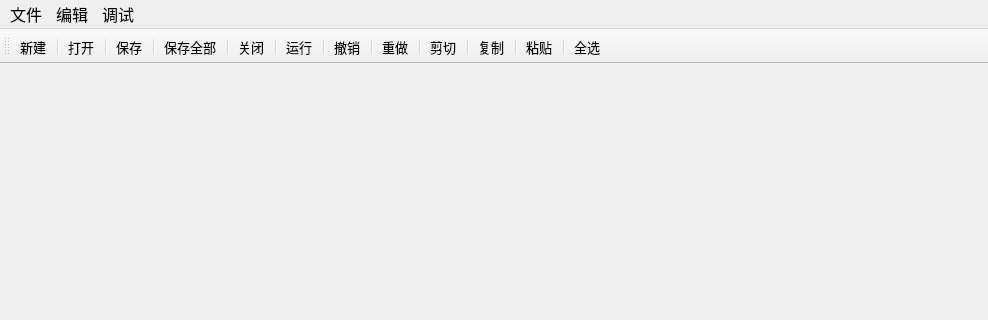
First picture: the form in Horizon.ui, repository XinXingDianDeng-WHU/Horizon, before the edit; both pictures show x 0 to 988 and y 0 to 320 of the 988 by 793 pixel window.
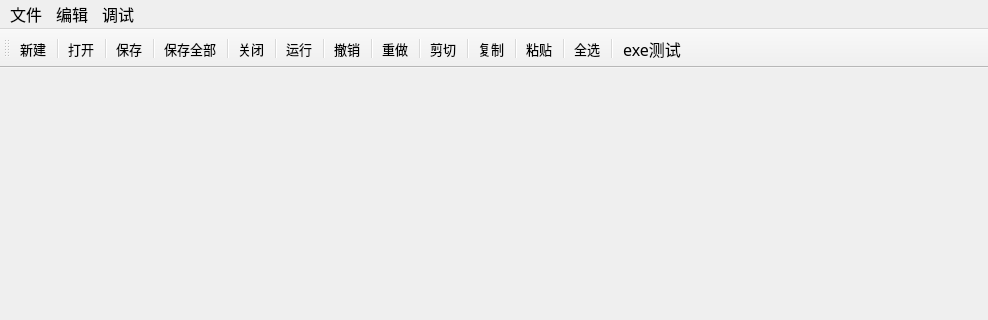
Second picture: the form after the edit. Icons and pictures are not drawn.

```diff
--- a/Horizon.ui
+++ b/Horizon.ui
@@ -173,6 +173,8 @@
    <addaction name="actionPaste"/>
    <addaction name="separator"/>
    <addaction name="actionSelect_All"/>
+   <addaction name="separator"/>
+   <addaction name="actionTest"/>
   </widget>
   <action name="actionOpen">
    <property name="icon">
@@ -447,6 +449,18 @@
     <string>Ctrl+N</string>
    </property>
   </action>
+  <action name="actionTest">
+   <property name="icon">
+    <iconset resource="Horizon.qrc">
+     <normaloff>:/Horizon/res/icon/About.png</normaloff>:/Horizon/res/icon/About.png</iconset>
+   </property>
+   <property name="text">
+    <string>exe测试</string>
+   </property>
+   <property name="shortcut">
+    <string>F5</string>
+   </property>
+  </action>
  </widget>
  <layoutdefault spacing="6" margin="11"/>
  <resources>
```
Left out of the diff: 2 changed lines with no effect on the pictures.
